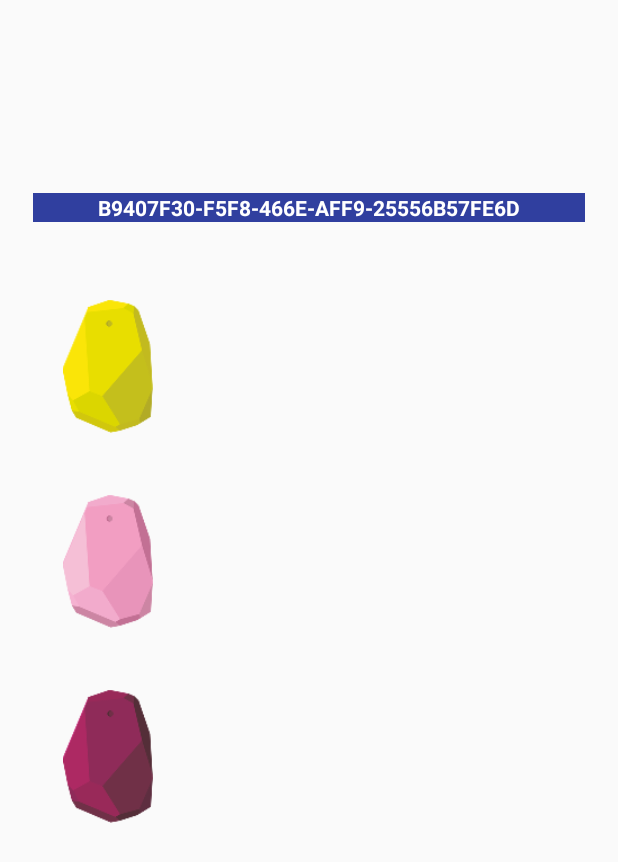
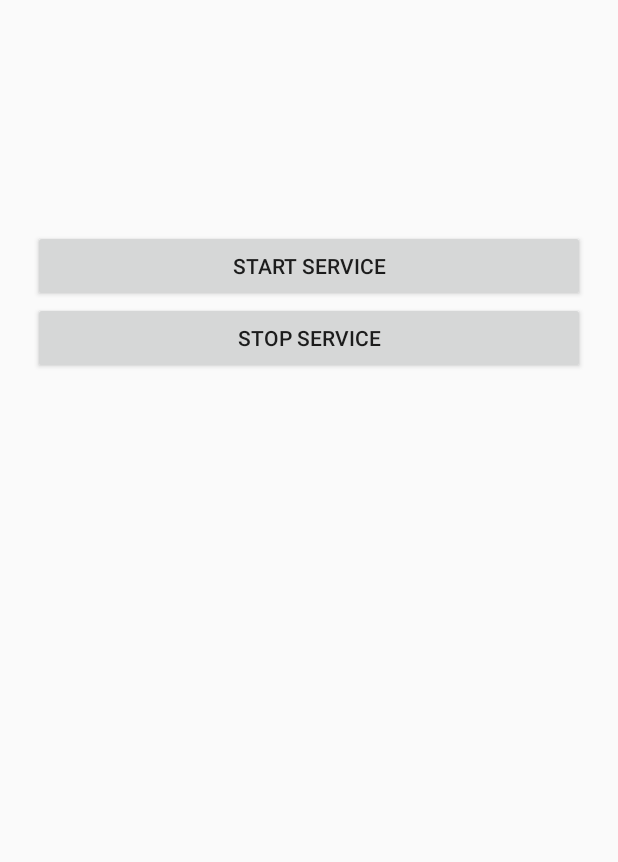
Before and after one commit to erikareck/BeaGroup, an Android app: the showBeacons screen opened directly, with no data from a screen before it, on a phone screen of 412 x 824 dp. Shown: the top 862 px of the screen. Run offline under Robolectric (Android 15) with nearby library versions, the phone set to English and light mode, and no system bars; libraries missing offline, so code that uses them is left out: com.estimote.coresdk.

Commit message:
integration succeed

```diff
--- a/app/build.gradle
+++ b/app/build.gradle
@@ -4,7 +4,7 @@ android {
     compileSdkVersion 28
     defaultConfig {
         applicationId "com.example.sharon.beagroup"
-        minSdkVersion 26
+        minSdkVersion 25
         targetSdkVersion 28
         versionCode 1
         versionName "1.0"
@@ -21,6 +21,8 @@ android {
     compileOptions {
         sourceCompatibility JavaVersion.VERSION_1_8
         targetCompatibility JavaVersion.VERSION_1_8
+    }
+    productFlavors {
     }
 }
 
@@ -40,7 +42,5 @@ dependencies {
     implementation 'de.hdodenhof:circleimageview:2.2.0'
     implementation 'com.miguelcatalan:materialsearchview:1.4.0'
     implementation 'com.android.support:recyclerview-v7:28.0.0-alpha1'
-
-
     implementation 'com.android.support:gridlayout-v7:28.0.0-alpha1'
 }
--- a/app/src/main/java/com/example/sharon/beagroup/login.java
+++ b/app/src/main/java/com/example/sharon/beagroup/login.java
@@ -7,6 +7,7 @@ import android.content.SharedPreferences;
 import android.preference.PreferenceManager;
 import android.support.v7.app.AppCompatActivity;
 import android.os.Bundle;
+import android.util.Log;
 import android.view.View;
 import android.widget.EditText;
 
@@ -29,7 +30,6 @@ public class login extends AppCompatActivity {
         edUserid = (EditText) findViewById(R.id.id);
         edUserpwd = (EditText) findViewById(R.id.pwd);
 
-
     }
 
     public void onLogin(View view){
@@ -45,7 +45,8 @@ public class login extends AppCompatActivity {
            Intent intent = new Intent(getApplicationContext(), MainActivity.class);
            //intent.setClass(login.this, MainActivity.class);
            startActivity(intent);
-        }
+
+       }
 
     }
 
--- a/app/src/main/java/com/example/sharon/beagroup/showBeacons.java
+++ b/app/src/main/java/com/example/sharon/beagroup/showBeacons.java
@@ -1,7 +1,11 @@
 package com.example.sharon.beagroup;
 
+import android.content.Intent;
+import android.content.SharedPreferences;
+import android.preference.PreferenceManager;
 import android.support.v7.app.AppCompatActivity;
 import android.os.Bundle;
+import android.view.View;
 import android.widget.TextView;
 import android.widget.Toast;
 
@@ -17,28 +21,39 @@ import java.util.UUID;
 
 public class showBeacons extends AppCompatActivity {
 
+
     private BeaconManager beaconManager;
     private BeaconRegion region;
-    uploadLocation upload = new uploadLocation();
-    //2018.09.07
-    //private Beacon[] beacon = new Beacon[3];
-    //GlobalVariable globalVariable = (GlobalVariable)getApplicationContext();
+    private Beacon minBeacon;
+    private String myLocation;
+    //uploadLocation upload = new uploadLocation();
 
-    //2018.09.06
-    //int B1_rssi;
-    //final TextView B1_output = (TextView) findViewById(R.id.B1);
+    //private Button startService;
+    //private Button stopSerivice;
+
 
     @Override
     protected void onCreate(Bundle savedInstanceState) {
         super.onCreate(savedInstanceState);
         setContentView(R.layout.activity_show_beacons);
+
+        //2018.10.14 background service testing -> periodicallyUploadService.class
+        //scanning();
+
+        //startService = (Button)findViewById(R.id.button_startService);
+        //stopSerivice = (Button)findViewById(R.id.button_stopService);
+
+
+        /**
          EstimoteSDK.initialize(showBeacons.this, "beagroup-oya","d1ce59f30dae0f0457e60e376503549a");
          EstimoteSDK.enableDebugLogging(true);
 
-        GlobalVariable globalVariable = (GlobalVariable)getApplicationContext();
-        final TextView B1_output = (TextView) findViewById(R.id.B1);
-        final TextView B2_output = (TextView) findViewById(R.id.B2);
-        final TextView B3_output = (TextView) findViewById(R.id.B3);
+         MyApplication myApplication = (MyApplication)getApplicationContext();
+         SharedPreferences preferences = PreferenceManager.getDefaultSharedPreferences(showBeacons.this);
+         String currentUser = preferences.getString("USER","null");
+         //final TextView B1_output = (TextView) findViewById(R.id.B1);
+         //final TextView B2_output = (TextView) findViewById(R.id.B2);
+         //final TextView B3_output = (TextView) findViewById(R.id.B3);
          final TextView location_output = (TextView) findViewById(R.id.location);
 
          beaconManager = new BeaconManager(this);
@@ -47,115 +62,168 @@ public class showBeacons extends AppCompatActivity {
          beaconManager.setRangingListener((BeaconManager.BeaconRangingListener) (region, list) -> {
          if (list.size()!=0) {
 
-                //2018.09.06
-                //B1_rssi=list.get(0).getRssi();
-                //B1.setText("Major: "+B1_rssi);
+         minBeacon = list.get(0);
+         for (int i=0; i<list.size(); i++){
 
-                //2018.09.07 " succeed in scanning ibeacon "
-                //Toast.makeText(getApplicationContext(), ((String)(""+list.size())), Toast.LENGTH_LONG).show();
-                //onPause();
-                //beacon[0]=list.get(0);
-                //beacon[1]=list.get(1);
-                //beacon[2]=list.get(2);
-
-                //2018.09.08 " random ibeacon data binded "
-                //globalVariable.B1=list.get(0);
-                //globalVariable.B2=list.get(1);
-                //globalVariable.B3=list.get(2);
-                //B1_output.setText("Major: "+globalVariable.B1.getMajor());
-
-                /**2018.09.07**/
-                for (int i=0; i<list.size(); i++){
-                    switch (list.get(i).getMajor()){
-                        case 14346:
-                            //B1_output.setText("Major: "+globalVariable.B1.getMajor()+"\n"+"Minor: "+globalVariable.B1.getMinor());
-                            globalVariable.B1=list.get(i);
-                            break;
-                        case 65251:
-                            globalVariable.B2=list.get(i);
-                            break;
-                        case 34469:
-                            globalVariable.B3=list.get(i);
-                            break;
-                        default:
-                            Toast.makeText(getApplicationContext(), "Unregonized UUID", Toast.LENGTH_LONG).show();
-                            break;
+         if (list.get(i).getRssi()>minBeacon.getRssi()){
+         minBeacon = list.get(i);
          }
          }
 
-                //}else{
-                Toast.makeText(getApplicationContext(), ((String)(""+list.size())), Toast.LENGTH_LONG).show();
+         switch (minBeacon.getMajor()){
+         case 14346:
+         myLocation = "Brunch Buffet";
+         break;
+         case 65251:
+         myLocation = "Furniture";
+         break;
+         case 34469:
+         myLocation = "Grocery";
+         break;
+         default:
+         myLocation = "unknown";
+         Toast.makeText(getApplicationContext(), "Unrecognized UUID", Toast.LENGTH_LONG).show();
+         break;
          }
-            displayScanediBeacons(B1_output, globalVariable.B1);
-            displayScanediBeacons(B2_output, globalVariable.B2);
-            displayScanediBeacons(B3_output, globalVariable.B3);
-            globalVariable.userLocation = userLocation(globalVariable.B1.getRssi(), globalVariable.B2.getRssi(), globalVariable.B3.getRssi());
-            location_output.setText("Your are near Estimote - "+ globalVariable.userLocation);
-            upload.execute("test3", globalVariable.userLocation);
-            onPause();
-            //2018.09.08 "show complete ibeacon info"
-            /**
-             B1_output.setText(  ""+globalVariable.B1.getProximityUUID().toString().toUpperCase()+"\n"+
-             "MacAddress: "+globalVariable.B1.getMacAddress()+"\n"+
-             "Major: "+globalVariable.B1.getMajor()+"\n"+
-             "Minor: "+globalVariable.B1.getMinor()+"\n"+
-             "RSSI: "+globalVariable.B1.getRssi()+"\n"+
-             "MeasuredPower: "+globalVariable.B1.getMeasuredPower()+"\n"+
-             "TimeStamp: "+globalVariable.B1.getTimestamp());
-             **/
+         //Toast.makeText(getApplicationContext(), myLocation, Toast.LENGTH_LONG).show();
+         }else{
+         Toast.makeText(getApplicationContext(), ((String)("No Beacon nearby...")), Toast.LENGTH_LONG).show();
+         }
+
+         //displayScanediBeacons(B1_output, myApplication.B1);
+         //displayScanediBeacons(B2_output, myApplication.B2);
+         //displayScanediBeacons(B3_output, myApplication.B3);
+         myApplication.userLocation = myLocation;
+         location_output.setText("Your are near Estimote - "+ myLocation);
+
+         //upload currentUser's location
+         //SharedPreferences preferences = PreferenceManager.getDefaultSharedPreferences(showBeacons.this);
+         //String currentUser = preferences.getString("USER","null");
+         //Toast.makeText(getApplicationContext(), currentUser, Toast.LENGTH_LONG).show();
+         //onPause();
+         //upload.execute(currentUser, myApplication.userLocation);
+         //onResume();
          });
 
+         **/
     }
 
+    /**
      protected void onResume() {
      super.onResume();
      SystemRequirementsChecker.checkWithDefaultDialogs(this);
      beaconManager.connect(() -> beaconManager.startRanging(region));
      }
 
+
      @Override
      protected void onPause(){
      beaconManager.stopRanging(region);
      super.onPause();
      }
+     **/
 
     public void displayScanediBeacons(TextView Beacon_info, Beacon ibeacon) {
-
-        //2018.09.15
-        //double distance;
-        //distance = calculateDistance(ibeacon.getRssi());
 
         Beacon_info.setText("MacAddress: "+ibeacon.getMacAddress()+"\n"+
                 "Major: "+ibeacon.getMajor()+"\n"+
                 "Minor: "+ibeacon.getMinor()+"\n"+
                 "RSSI: "+ibeacon.getRssi()+"\n"+
-                //"Distance: "+distance+" m\n"+
-                //"MeasuredPower: "+ibeacon.getMeasuredPower()+"\n"+
                 "TimeStamp: "+ibeacon.getTimestamp());
     }
 
+
     public double calculateDistance(int rssi){
-
-        //2018.09.15 'beacon signal is quit unstable and we will get a lot of jumping of values'
-        //Ref:
-        //Weighted Lesat Squares Techinques for Improved Received Signal Strength Based Localization
-        //https://www.ncbi.nlm.nih.gov/pmc/articles/PMC3231493/
 
         double distance;
         distance = Math.pow(10.0, (10-Math.abs(rssi))/(10*2.5));
         return distance;
     }
 
-    public String userLocation(int b1_rssi, int b2_rssi, int b3_rssi){
+    public void stopServiceButton(View view){
+        Intent intent_service = new Intent(this, periodicallyUploadService.class);
+        stopService(intent_service);
+        Toast.makeText(getApplicationContext(), "Stop Service", Toast.LENGTH_LONG).show();
+    }
 
-        //2018.09.16
-        //
+    public void displayMyLocation(View view){
+        MyApplication myApplication = (MyApplication)getApplicationContext();
+        Toast.makeText(getApplicationContext(), myApplication.userLocation, Toast.LENGTH_LONG).show();
+    }
 
-        int max;
-        max = Math.max(Math.max(b1_rssi, b2_rssi), b3_rssi);
+    public void scanning(){
+        EstimoteSDK.initialize(showBeacons.this, "beagroup-oya","d1ce59f30dae0f0457e60e376503549a");
+        EstimoteSDK.enableDebugLogging(true);
 
-        if (b1_rssi == max) return "Lemon";
-        else if (b2_rssi == max) return "Candy";
-        else return "Beetroot";
+        MyApplication myApplication = (MyApplication)getApplicationContext();
+        SharedPreferences preferences = PreferenceManager.getDefaultSharedPreferences(showBeacons.this);
+        String currentUser = preferences.getString("USER","null");
+        //final TextView B1_output = (TextView) findViewById(R.id.B1);
+        //final TextView B2_output = (TextView) findViewById(R.id.B2);
+        //final TextView B3_output = (TextView) findViewById(R.id.B3);
+        final TextView location_output = (TextView) findViewById(R.id.location);
+
+        beaconManager = new BeaconManager(this);
+        beaconManager.setForegroundScanPeriod(800,4000);
+        beaconManager.setBackgroundScanPeriod(800,4000);
+        region =  new BeaconRegion("regione", UUID.fromString("B9407F30-F5F8-466E-AFF9-25556B57FE6D"), null, null);
+        beaconManager.setRangingListener((BeaconManager.BeaconRangingListener) (region, list) -> {
+            if (list.size()!=0) {
+
+                minBeacon = list.get(0);
+                for (int i=0; i<list.size(); i++){
+
+                    if (list.get(i).getRssi()>minBeacon.getRssi()){
+                        minBeacon = list.get(i);
                     }
                 }
+
+                switch (minBeacon.getMajor()){
+                    case 14346:
+                        myLocation = "Brunch Buffet";
+                        break;
+                    case 65251:
+                        myLocation = "Furniture";
+                        break;
+                    case 34469:
+                        myLocation = "Grocery";
+                        break;
+                    default:
+                        myLocation = "unknown";
+                        Toast.makeText(getApplicationContext(), "Unrecognized UUID", Toast.LENGTH_LONG).show();
+                        break;
+                }
+                //Toast.makeText(getApplicationContext(), myLocation, Toast.LENGTH_LONG).show();
+            }else{
+                Toast.makeText(getApplicationContext(), ((String)("No Beacon nearby...")), Toast.LENGTH_LONG).show();
+            }
+
+            //displayScanediBeacons(B1_output, myApplication.B1);
+            //displayScanediBeacons(B2_output, myApplication.B2);
+            //displayScanediBeacons(B3_output, myApplication.B3);
+            myApplication.userLocation = myLocation;
+            location_output.setText("Your are near Estimote - "+ myApplication.userLocation);
+
+            //upload currentUser's location
+            //SharedPreferences preferences = PreferenceManager.getDefaultSharedPreferences(showBeacons.this);
+            //String currentUser = preferences.getString("USER","null");
+            //Toast.makeText(getApplicationContext(), currentUser, Toast.LENGTH_LONG).show();
+            //onPause();
+            //upload.execute(currentUser, myApplication.userLocation);
+            //onResume();
+        });
+    }
+
+    public void start_Service(View view){
+        Intent startIntent = new Intent(this, periodicallyUploadService.class);
+        startService(startIntent);
+    }
+
+    public void stop_Service(View view){
+        //MyApplication myApplication = (MyApplication)getApplicationContext();
+        //Toast.makeText(getApplicationContext(), myApplication.userLocation, Toast.LENGTH_LONG).show();
+        Intent stopIntent = new Intent(this, periodicallyUploadService.class);
+        stopService(stopIntent);
+    }
+
+}
--- a/app/src/main/res/layout/activity_show_beacons.xml
+++ b/app/src/main/res/layout/activity_show_beacons.xml
@@ -33,27 +33,30 @@
             android:textColor="@android:color/white"
             android:textSize="14sp"
             android:textStyle="bold"
-            android:typeface="sans" />
+            android:typeface="sans"
+            android:visibility="gone" />
 
         <Space
             android:layout_width="match_parent"
             android:layout_height="31dp"
-            android:layout_weight="0" />
+            android:layout_weight="0"
+            android:visibility="gone" />
 
         <android.support.v7.widget.GridLayout
             android:layout_width="match_parent"
             android:layout_height="wrap_content"
-            android:layout_weight="0">
+            android:layout_weight="0"
+            android:visibility="gone">
 
             <ImageView
                 android:id="@+id/Lemon"
                 android:layout_width="100dp"
                 android:layout_height="130dp"
                 android:adjustViewBounds="false"
+                android:contentDescription="@string/todo"
                 android:paddingBottom="20dp"
                 android:paddingTop="20dp"
-                app:srcCompat="@drawable/lemon_large"
-                android:contentDescription="@string/todo" />
+                app:srcCompat="@drawable/lemon_large" />
 
             <TextView
                 android:id="@+id/B1"
@@ -65,16 +68,17 @@
         <android.support.v7.widget.GridLayout
             android:layout_width="match_parent"
             android:layout_height="wrap_content"
-            android:layout_weight="0">
+            android:layout_weight="0"
+            android:visibility="gone">
 
             <ImageView
                 android:id="@+id/Candy"
                 android:layout_width="100dp"
                 android:layout_height="130dp"
+                android:contentDescription="@string/todo"
                 android:paddingBottom="20dp"
                 android:paddingTop="20dp"
-                app:srcCompat="@drawable/candy_large"
-                android:contentDescription="@string/todo" />
+                app:srcCompat="@drawable/candy_large" />
 
             <TextView
                 android:id="@+id/B2"
@@ -86,16 +90,17 @@
         <android.support.v7.widget.GridLayout
             android:layout_width="match_parent"
             android:layout_height="147dp"
-            android:layout_weight="0">
+            android:layout_weight="0"
+            android:visibility="gone">
 
             <ImageView
                 android:id="@+id/Beetroot"
                 android:layout_width="100dp"
                 android:layout_height="130dp"
+                android:contentDescription="@string/todo"
                 android:paddingBottom="20dp"
                 android:paddingTop="20dp"
-                app:srcCompat="@drawable/beetroot_large"
-                android:contentDescription="@string/todo" />
+                app:srcCompat="@drawable/beetroot_large" />
 
             <TextView
                 android:id="@+id/B3"
@@ -115,6 +120,22 @@
             app:layout_column="1"
             app:layout_row="1" />
 
+        <Button
+            android:id="@+id/button_startService"
+            android:layout_width="match_parent"
+            android:layout_height="wrap_content"
+            android:layout_weight="0"
+            android:onClick="start_Service"
+            android:text="START SERVICE" />
+
+        <Button
+            android:id="@+id/button_stopService"
+            android:layout_width="match_parent"
+            android:layout_height="wrap_content"
+            android:layout_weight="0"
+            android:onClick="stop_Service"
+            android:text="STOP SERVICE" />
+
     </LinearLayout>
 
 </android.support.constraint.ConstraintLayout>
```
Also changed, not shown: app/src/main/AndroidManifest.xml (+9 -3 lines), app/src/main/java/com/example/sharon/beagroup/GlobalVariable.java (deleted, +0 -13 lines), app/src/main/java/com/example/sharon/beagroup/MainActivity.java (+18 -0 lines), app/src/main/java/com/example/sharon/beagroup/MyApplication.java (added, +46 -0 lines), app/src/main/java/com/example/sharon/beagroup/account.java (+20 -0 lines), app/src/main/java/com/example/sharon/beagroup/periodicallyUploadService.java (added, +150 -0 lines). Lines whose indentation alone changed are shown as unchanged.
